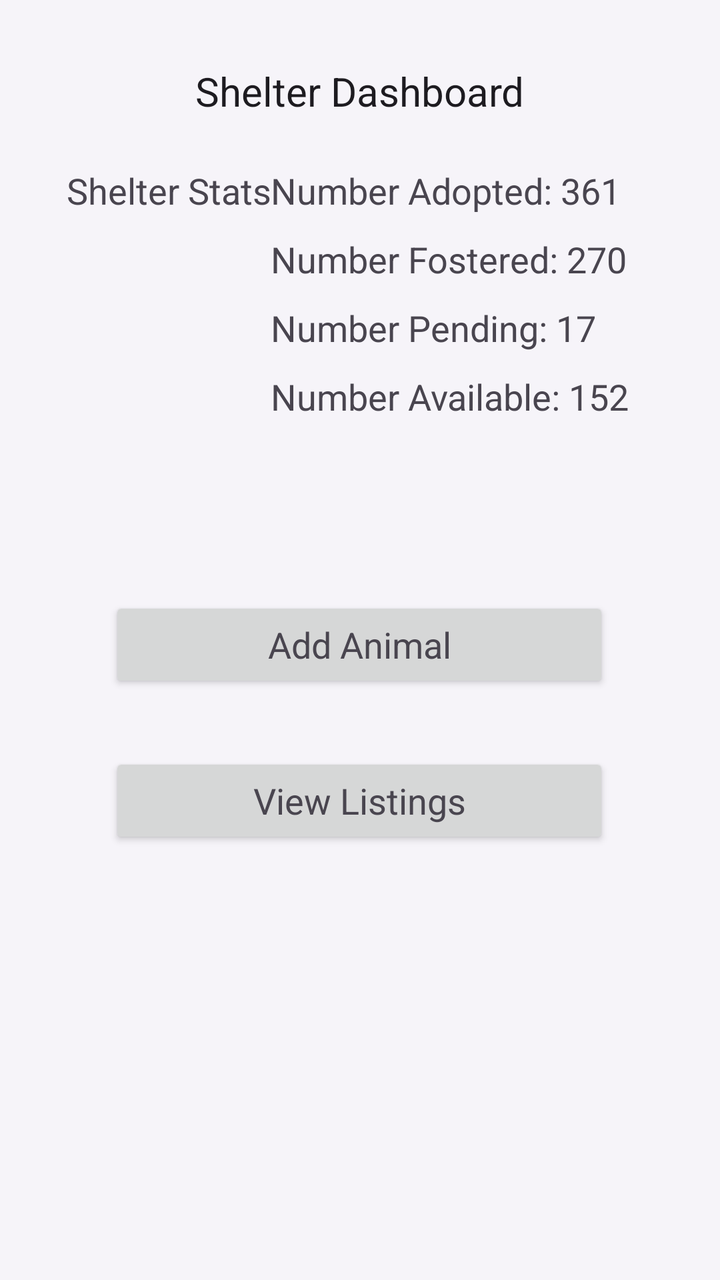
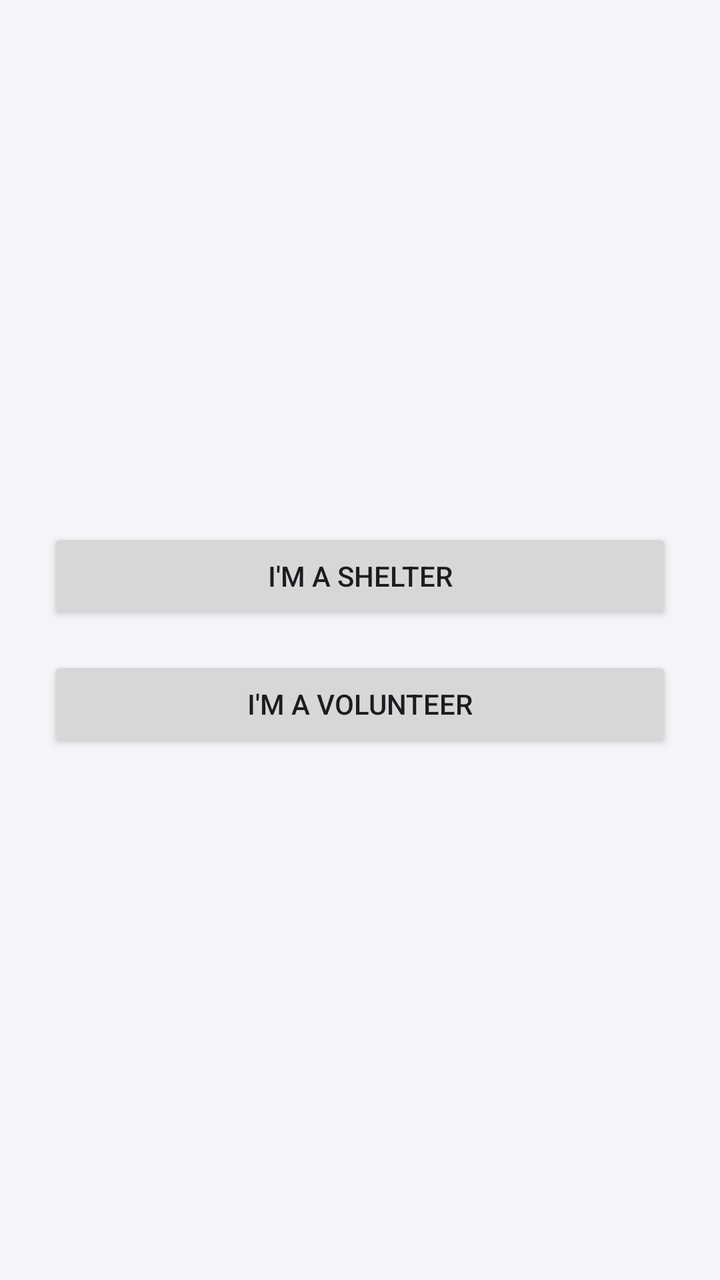

Before-and-after screenshots of an Android layout around one commit, followed by the original layout XML and the change that was made.
<!-- AndroidManifest.xml: application theme Theme.FureverHome -->
<!-- res/layout/fragment_dashboard.xml -->
<?xml version="1.0" encoding="utf-8"?>
<androidx.constraintlayout.widget.ConstraintLayout xmlns:android="http://schemas.android.com/apk/res/android"
    xmlns:app="http://schemas.android.com/apk/res-auto"
    xmlns:tools="http://schemas.android.com/tools"
    android:layout_width="match_parent"
    android:layout_height="match_parent">

    <TextView
        android:id="@+id/shelterDashboardHeader"
        android:layout_width="wrap_content"
        android:layout_height="wrap_content"
        android:layout_marginTop="32dp"
        android:text="Shelter Dashboard"
        android:textAppearance="@style/TextAppearance.AppCompat.Large"
        android:textSize="20sp"
        app:layout_constraintEnd_toEndOf="parent"
        app:layout_constraintStart_toStartOf="parent"
        app:layout_constraintTop_toTopOf="parent" />

    <TextView
        android:id="@+id/shelterStatsText"
        android:layout_width="wrap_content"
        android:layout_height="wrap_content"
        android:layout_marginTop="24dp"
        android:text="Shelter Stats"
        android:textAppearance="@style/TextAppearance.AppCompat.Medium"
        app:layout_constraintEnd_toEndOf="parent"
        app:layout_constraintHorizontal_bias="0.129"
        app:layout_constraintStart_toStartOf="parent"
        app:layout_constraintTop_toBottomOf="@+id/shelterDashboardHeader" />

    <TextView
        android:id="@+id/numberAdoptedText"
        android:layout_width="wrap_content"
        android:layout_height="wrap_content"
        android:layout_marginTop="24dp"
        android:text="Number Adopted: 361"
        android:textAppearance="@style/TextAppearance.AppCompat.Medium"
        app:layout_constraintEnd_toEndOf="parent"
        app:layout_constraintHorizontal_bias="0.732"
        app:layout_constraintStart_toStartOf="parent"
        app:layout_constraintTop_toBottomOf="@+id/shelterDashboardHeader" />

    <TextView
        android:id="@+id/numberFosteredText"
        android:layout_width="wrap_content"
        android:layout_height="wrap_content"
        android:layout_marginTop="10dp"
        android:text="Number Fostered: 270"
        android:textAppearance="@style/TextAppearance.AppCompat.Medium"
        app:layout_constraintStart_toStartOf="@+id/numberAdoptedText"
        app:layout_constraintTop_toBottomOf="@+id/numberAdoptedText" />

    <TextView
        android:id="@+id/NumberPendingText"
        android:layout_width="wrap_content"
        android:layout_height="wrap_content"
        android:layout_marginTop="10dp"
        android:text="Number Pending: 17"
        android:textAppearance="@style/TextAppearance.AppCompat.Medium"
        app:layout_constraintStart_toStartOf="@+id/numberFosteredText"
        app:layout_constraintTop_toBottomOf="@+id/numberFosteredText" />

    <TextView
        android:id="@+id/numberAvailableText"
        android:layout_width="wrap_content"
        android:layout_height="wrap_content"
        android:layout_marginTop="10dp"
        android:text="Number Available: 152"
        android:textAppearance="@style/TextAppearance.AppCompat.Medium"
        app:layout_constraintStart_toStartOf="@+id/NumberPendingText"
        app:layout_constraintTop_toBottomOf="@+id/NumberPendingText" />

    <Button
        android:id="@+id/addAnimalButton"
        android:layout_width="250dp"
        android:layout_height="wrap_content"
        android:layout_marginTop="88dp"
        android:text="Add Animal"
        android:textAppearance="@style/TextAppearance.AppCompat.Medium"
        app:layout_constraintEnd_toEndOf="parent"
        app:layout_constraintHorizontal_bias="0.496"
        app:layout_constraintStart_toStartOf="parent"
        app:layout_constraintTop_toBottomOf="@+id/numberAvailableText" />

    <Button
        android:id="@+id/viewListingsButton"
        android:layout_width="250dp"
        android:layout_height="wrap_content"
        android:layout_marginTop="30dp"
        android:text="View Listings"
        android:textAppearance="@style/TextAppearance.AppCompat.Medium"
        app:layout_constraintEnd_toEndOf="parent"
        app:layout_constraintHorizontal_bias="0.496"
        app:layout_constraintStart_toStartOf="parent"
        app:layout_constraintTop_toBottomOf="@+id/addAnimalButton" />
</androidx.constraintlayout.widget.ConstraintLayout>
<!-- resources referenced by this layout -->
<resources>
  <style name="Theme.FureverHome" parent="Theme.Material3.DayNight.NoActionBar">
          <item name="colorPrimary">@color/md_theme_light_primary</item>
          <item name="colorOnPrimary">@color/md_theme_light_onPrimary</item>
  
          <item name="colorSecondary">@color/md_theme_light_secondary</item>
          <item name="colorOnSecondary">@color/md_theme_light_onSecondary</item>
  
          <item name="android:windowBackground">@color/md_theme_light_background</item>
          <item name="colorOnBackground">@color/md_theme_light_onBackground</item>
  
          <item name="colorSurface">@color/md_theme_light_surface</item>
          <item name="colorOnSurface">@color/md_theme_light_onSurface</item>
  
          <item name="colorError">@color/md_theme_light_error</item>
          <item name="colorOnError">@color/md_theme_light_onError</item>
  
          <item name="colorOutline">@color/md_theme_light_outline</item>
          <item name="colorControlActivated">@color/md_theme_light_primary</item>
          <item name="bottomNavigationStyle">@style/CustomBottomNav</item>
  
      </style>
  <color name="md_theme_light_primary">#B8A5C9</color>
  <color name="md_theme_light_onPrimary">#FFFFFF</color>
  <color name="md_theme_light_secondary">#CBBCCF</color>
  <color name="md_theme_light_onSecondary">#403843</color>
  <color name="md_theme_light_background">#F6F4F9</color>
  <color name="md_theme_light_onBackground">#2D2B30</color>
  <color name="md_theme_light_surface">#EDE9F2</color>
  <color name="md_theme_light_onSurface">#332F37</color>
  <color name="md_theme_light_error">#DDA6A1</color>
  <color name="md_theme_light_onError">#FFFFFF</color>
  <color name="md_theme_light_outline">#A89AB3</color>
  <style name="CustomBottomNav" parent="Widget.Material3.BottomNavigationView">
           <item name="android:background">@color/md_theme_light_surface</item>
           <item name="android:itemBackground">@color/md_theme_light_primary</item>
       </style>
</resources>

<!-- the commit's change to res/layout/fragment_dashboard.xml (unified diff, before → after) -->
@@ -5,93 +5,26 @@
     android:layout_width="match_parent"
     android:layout_height="match_parent">
 
-    <TextView
-        android:id="@+id/shelterDashboardHeader"
-        android:layout_width="wrap_content"
-        android:layout_height="wrap_content"
-        android:layout_marginTop="32dp"
-        android:text="Shelter Dashboard"
-        android:textAppearance="@style/TextAppearance.AppCompat.Large"
-        android:textSize="20sp"
-        app:layout_constraintEnd_toEndOf="parent"
-        app:layout_constraintStart_toStartOf="parent"
-        app:layout_constraintTop_toTopOf="parent" />
+    <LinearLayout xmlns:android="http://schemas.android.com/apk/res/android"
+        android:layout_width="match_parent"
+        android:layout_height="match_parent"
+        android:gravity="center"
+        android:orientation="vertical"
+        android:padding="24dp">
 
-    <TextView
-        android:id="@+id/shelterStatsText"
-        android:layout_width="wrap_content"
-        android:layout_height="wrap_content"
-        android:layout_marginTop="24dp"
-        android:text="Shelter Stats"
-        android:textAppearance="@style/TextAppearance.AppCompat.Medium"
-        app:layout_constraintEnd_toEndOf="parent"
-        app:layout_constraintHorizontal_bias="0.129"
-        app:layout_constraintStart_toStartOf="parent"
-        app:layout_constraintTop_toBottomOf="@+id/shelterDashboardHeader" />
+        <Button
+            android:id="@+id/btn_shelter"
+            android:layout_width="match_parent"
+            android:layout_height="wrap_content"
+            android:text="I'm a Shelter" />
 
-    <TextView
-        android:id="@+id/numberAdoptedText"
-        android:layout_width="wrap_content"
-        android:layout_height="wrap_content"
-        android:layout_marginTop="24dp"
-        android:text="Number Adopted: 361"
-        android:textAppearance="@style/TextAppearance.AppCompat.Medium"
-        app:layout_constraintEnd_toEndOf="parent"
-        app:layout_constraintHorizontal_bias="0.732"
-        app:layout_constraintStart_toStartOf="parent"
-        app:layout_constraintTop_toBottomOf="@+id/shelterDashboardHeader" />
+        <Button
+            android:id="@+id/btn_volunteer"
+            android:layout_width="match_parent"
+            android:layout_height="wrap_content"
+            android:text="I'm a Volunteer"
+            android:layout_marginTop="16dp" />
+    </LinearLayout>
 
-    <TextView
-        android:id="@+id/numberFosteredText"
-        android:layout_width="wrap_content"
-        android:layout_height="wrap_content"
-        android:layout_marginTop="10dp"
-        android:text="Number Fostered: 270"
-        android:textAppearance="@style/TextAppearance.AppCompat.Medium"
-        app:layout_constraintStart_toStartOf="@+id/numberAdoptedText"
-        app:layout_constraintTop_toBottomOf="@+id/numberAdoptedText" />
 
-    <TextView
-        android:id="@+id/NumberPendingText"
-        android:layout_width="wrap_content"
-        android:layout_height="wrap_content"
-        android:layout_marginTop="10dp"
-        android:text="Number Pending: 17"
-        android:textAppearance="@style/TextAppearance.AppCompat.Medium"
-        app:layout_constraintStart_toStartOf="@+id/numberFosteredText"
-        app:layout_constraintTop_toBottomOf="@+id/numberFosteredText" />
-
-    <TextView
-        android:id="@+id/numberAvailableText"
-        android:layout_width="wrap_content"
-        android:layout_height="wrap_content"
-        android:layout_marginTop="10dp"
-        android:text="Number Available: 152"
-        android:textAppearance="@style/TextAppearance.AppCompat.Medium"
-        app:layout_constraintStart_toStartOf="@+id/NumberPendingText"
-        app:layout_constraintTop_toBottomOf="@+id/NumberPendingText" />
-
-    <Button
-        android:id="@+id/addAnimalButton"
-        android:layout_width="250dp"
-        android:layout_height="wrap_content"
-        android:layout_marginTop="88dp"
-        android:text="Add Animal"
-        android:textAppearance="@style/TextAppearance.AppCompat.Medium"
-        app:layout_constraintEnd_toEndOf="parent"
-        app:layout_constraintHorizontal_bias="0.496"
-        app:layout_constraintStart_toStartOf="parent"
-        app:layout_constraintTop_toBottomOf="@+id/numberAvailableText" />
-
-    <Button
-        android:id="@+id/viewListingsButton"
-        android:layout_width="250dp"
-        android:layout_height="wrap_content"
-        android:layout_marginTop="30dp"
-        android:text="View Listings"
-        android:textAppearance="@style/TextAppearance.AppCompat.Medium"
-        app:layout_constraintEnd_toEndOf="parent"
-        app:layout_constraintHorizontal_bias="0.496"
-        app:layout_constraintStart_toStartOf="parent"
-        app:layout_constraintTop_toBottomOf="@+id/addAnimalButton" />
 </androidx.constraintlayout.widget.ConstraintLayout>
